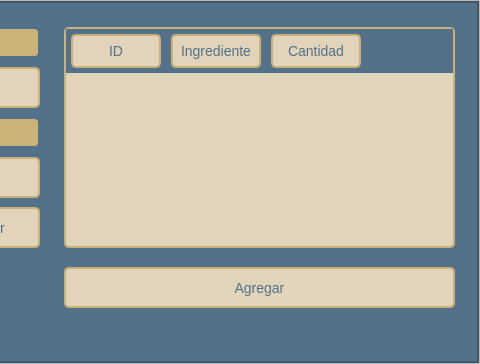
The window that ui_files/nueva_mezcla.ui (velardejp/Planta2) describes before a commit, drawn with Qt 5; both pictures show x 218 to 698 and y 0 to 364 of the 698 by 364 pixel window.
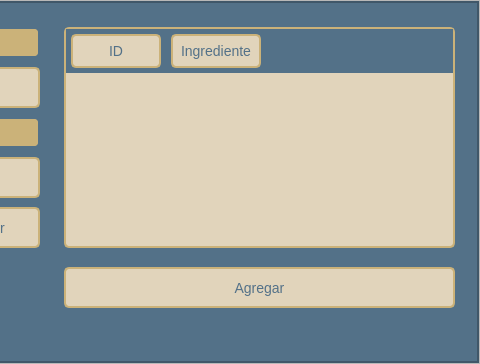
The same window after the commit. Icons and pictures are not drawn.

```diff
--- a/ui_files/nueva_mezcla.ui
+++ b/ui_files/nueva_mezcla.ui
@@ -277,11 +277,6 @@
               <string>Ingrediente</string>
              </property>
             </column>
-            <column>
-             <property name="text">
-              <string>Cantidad</string>
-             </property>
-            </column>
            </widget>
            <widget class="QPushButton" name="agregar_ingrediente">
             <property name="geometry">
```
